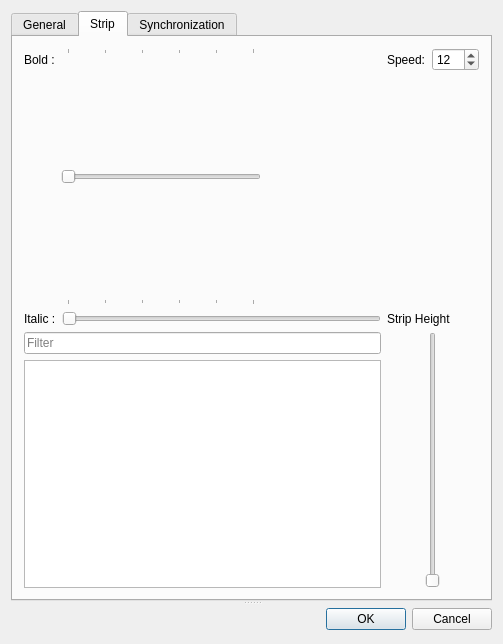
Old version of the form app/Joker/PreferencesDialog.ui in the repository JokerSync/Joker.
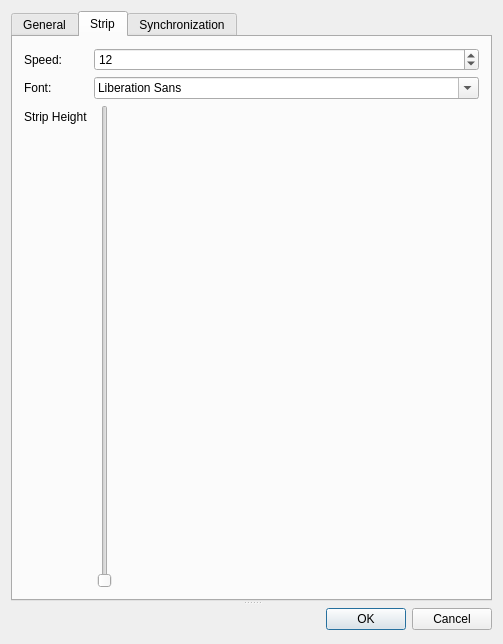
New version of the form. The open tabs and pages were chosen to show the change. Custom widgets are drawn as their Qt base class.

Commit message: remove font weight and ui settings

What changed in the file:
```diff
--- a/app/Joker/PreferencesDialog.ui
+++ b/app/Joker/PreferencesDialog.ui
@@ -175,75 +175,28 @@
        <attribute name="title">
         <string>Strip</string>
        </attribute>
-       <layout class="QVBoxLayout" name="verticalLayout_4">
-        <item>
-         <layout class="QGridLayout" name="layoutStrip">
-          <item row="2" column="0">
-           <layout class="QVBoxLayout" name="layoutFont">
-            <item>
-             <widget class="QLineEdit" name="lineEditFilter">
-              <property name="text">
-               <string/>
-              </property>
-              <property name="placeholderText">
-               <string>Filter</string>
-              </property>
-             </widget>
-            </item>
-            <item>
-             <widget class="QListWidget" name="listWidgetFont"/>
-            </item>
-           </layout>
-          </item>
+       <layout class="QFormLayout" name="formLayout">
           <item row="0" column="0">
-           <layout class="QFormLayout" name="layoutBoldness">
-            <property name="fieldGrowthPolicy">
-             <enum>QFormLayout::FieldsStayAtSizeHint</enum>
-            </property>
-            <property name="labelAlignment">
-             <set>Qt::AlignCenter</set>
-            </property>
-            <property name="formAlignment">
-             <set>Qt::AlignLeading|Qt::AlignLeft|Qt::AlignTop</set>
-            </property>
-            <item row="0" column="0">
-             <widget class="QLabel" name="lblBoldness">
+         <widget class="QLabel" name="lblSpeed">
               <property name="text">
-               <string>Bold :</string>
+           <string>Speed:</string>
               </property>
              </widget>
             </item>
             <item row="0" column="1">
-             <widget class="QSlider" name="sliderBoldness">
-              <property name="sizePolicy">
-               <sizepolicy hsizetype="Expanding" vsizetype="Expanding">
-                <horstretch>0</horstretch>
-                <verstretch>0</verstretch>
-               </sizepolicy>
-              </property>
-              <property name="minimumSize">
-               <size>
-                <width>200</width>
-                <height>0</height>
-               </size>
-              </property>
-              <property name="maximum">
-               <number>5</number>
-              </property>
-              <property name="orientation">
-               <enum>Qt::Horizontal</enum>
-              </property>
-              <property name="tickPosition">
-               <enum>QSlider::TicksBothSides</enum>
-              </property>
-              <property name="tickInterval">
+         <widget class="QSpinBox" name="spinBoxSpeed">
+          <property name="minimum">
                <number>1</number>
               </property>
-             </widget>
-            </item>
-           </layout>
-          </item>
-          <item row="2" column="1" alignment="Qt::AlignHCenter">
+          <property name="maximum">
+           <number>100</number>
+          </property>
+          <property name="value">
+           <number>12</number>
+          </property>
+         </widget>
+        </item>
+        <item row="4" column="1">
            <widget class="QSlider" name="sliderStripHeight">
             <property name="sizePolicy">
              <sizepolicy hsizetype="Fixed" vsizetype="Expanding">
@@ -268,71 +221,22 @@
             </property>
            </widget>
           </item>
-          <item row="1" column="1">
+        <item row="4" column="0">
            <widget class="QLabel" name="lblStripHeight">
             <property name="text">
              <string>Strip Height</string>
             </property>
            </widget>
           </item>
-          <item row="1" column="0">
-           <layout class="QFormLayout" name="layoutItalic">
-            <property name="labelAlignment">
-             <set>Qt::AlignLeading|Qt::AlignLeft|Qt::AlignTop</set>
-            </property>
-            <property name="formAlignment">
-             <set>Qt::AlignLeading|Qt::AlignLeft|Qt::AlignTop</set>
-            </property>
-            <item row="1" column="0">
-             <widget class="QLabel" name="lblItalic">
-              <property name="text">
-               <string>Italic :</string>
-              </property>
-             </widget>
-            </item>
-            <item row="1" column="1">
-             <widget class="QSlider" name="sliderItalic">
-              <property name="enabled">
-               <bool>false</bool>
-              </property>
-              <property name="minimumSize">
-               <size>
-                <width>200</width>
-                <height>0</height>
-               </size>
-              </property>
-              <property name="orientation">
-               <enum>Qt::Horizontal</enum>
-              </property>
-             </widget>
-            </item>
-           </layout>
-          </item>
-          <item row="0" column="1">
-           <layout class="QFormLayout" name="layoutForm">
-            <item row="0" column="0">
-             <widget class="QLabel" name="lblSpeed">
+        <item row="3" column="1">
+         <widget class="QFontComboBox" name="fontComboBox"/>
+        </item>
+        <item row="3" column="0">
+         <widget class="QLabel" name="fontLabel">
               <property name="text">
-               <string>Speed:</string>
-              </property>
-             </widget>
-            </item>
-            <item row="0" column="1">
-             <widget class="QSpinBox" name="spinBoxSpeed">
-              <property name="minimum">
-               <number>1</number>
-              </property>
-              <property name="maximum">
-               <number>100</number>
-              </property>
-              <property name="value">
-               <number>12</number>
-              </property>
-             </widget>
-            </item>
-           </layout>
-          </item>
-         </layout>
+           <string>Font:</string>
+          </property>
+         </widget>
         </item>
        </layout>
       </widget>
```
Left out of the diff: 2 changed lines with no effect on the pictures. Lines whose indentation alone changed are shown as unchanged. The commit also changes 6 other files.
